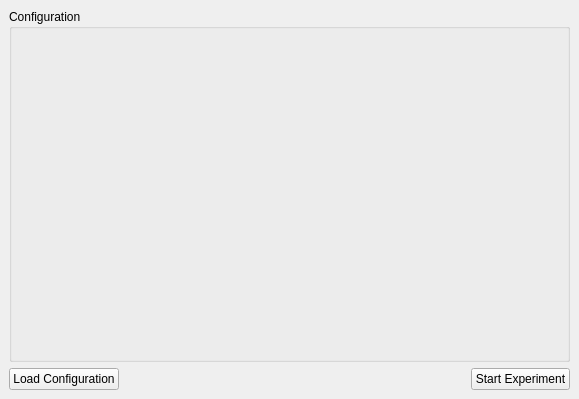
First picture: the form in src/SER/ui/main_widget.ui, repository FranciscoGauna/SER, before the edit.
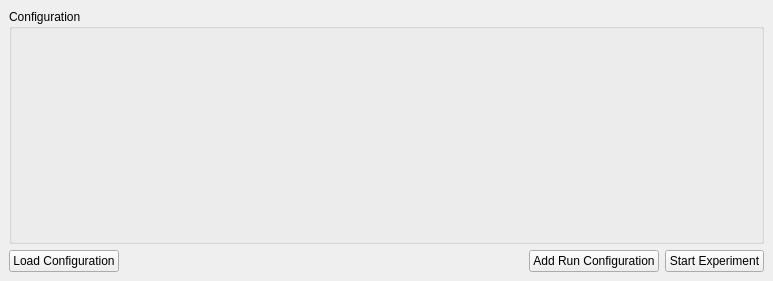
Second picture: the form after the edit. The open tabs and pages were chosen to show the change.

Patch:
```diff
--- a/src/SER/ui/main_widget.ui
+++ b/src/SER/ui/main_widget.ui
@@ -6,8 +6,8 @@
    <rect>
     <x>0</x>
     <y>0</y>
-    <width>577</width>
-    <height>399</height>
+    <width>773</width>
+    <height>281</height>
    </rect>
   </property>
   <property name="windowTitle">
@@ -51,6 +51,13 @@
         </property>
        </spacer>
       </item>
+      <item>
+       <widget class="QPushButton" name="add_run_button">
+        <property name="text">
+         <string>Add Run Configuration</string>
+        </property>
+       </widget>
+      </item>
       <item>
        <widget class="QPushButton" name="start_button">
         <property name="text">
```
Left out of the diff: 2 changed lines with no effect on the pictures.
